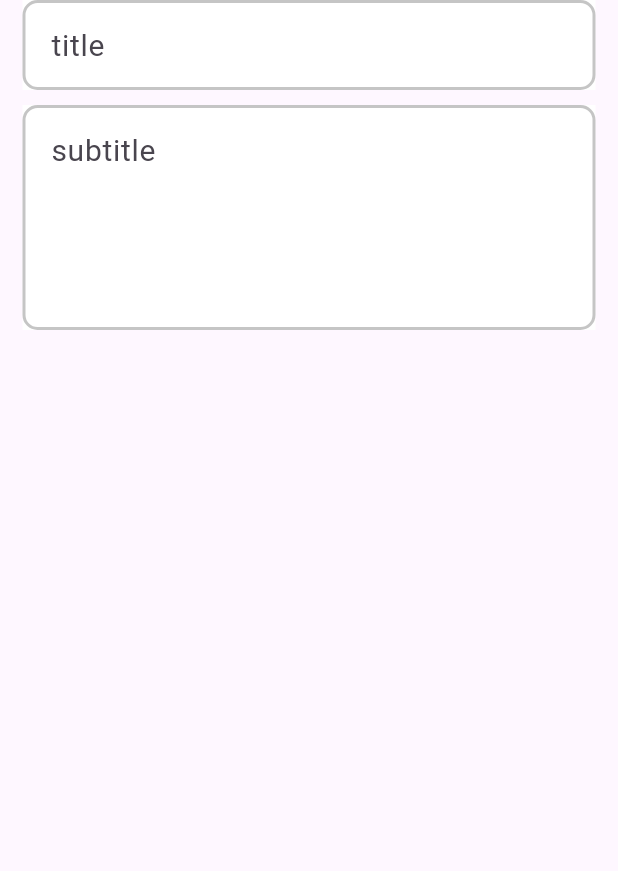
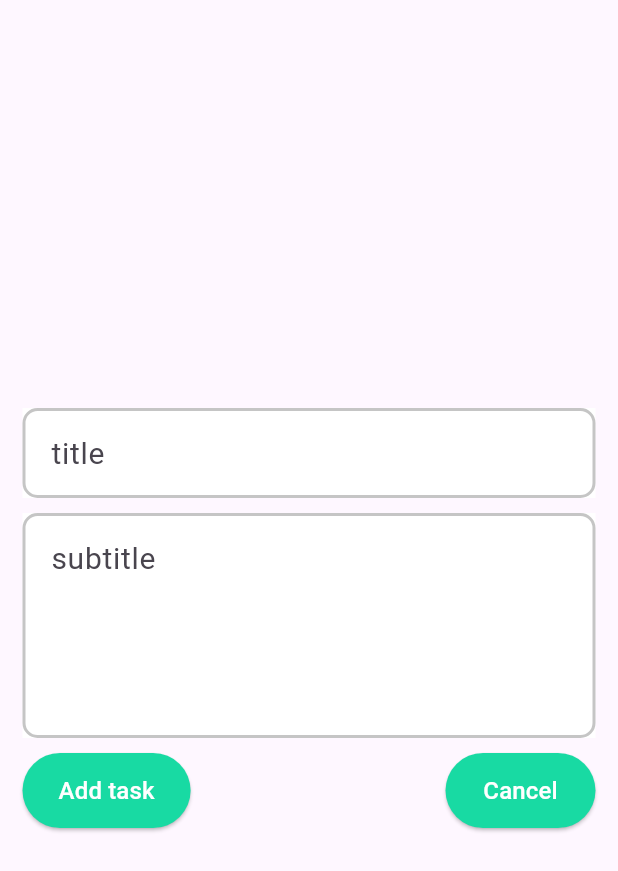
Before and after one commit to LuigiG24/Mobile-advanced, a Flutter app: the AddItemPage screen opened directly, on a phone screen of 412 x 824 dp. Shown: the top 871 px of the screen. Run offline on Flutter 3.47's test engine with Material 3 defaults, Android fonts, the phone set to English and light mode, and no system bars; our stand-ins replace firebase_auth, firebase_core; accounts and stored records are empty.

Commit message:
add buttom and cancel added

```diff
--- a/todo_app/lib/main.dart
+++ b/todo_app/lib/main.dart
@@ -21,7 +21,7 @@ class ToDoApp extends StatelessWidget {
         colorScheme: ColorScheme.fromSeed(seedColor: Colors.deepPurple),
         useMaterial3: true,
       ),
-      home: const AddItemPage(),
+      home: const Home(),
     );
   }
 }
--- a/todo_app/lib/pages/add_item_page.dart
+++ b/todo_app/lib/pages/add_item_page.dart
@@ -1,4 +1,5 @@
 import 'package:flutter/material.dart';
+import 'package:todo_app/consts/colors.dart';
 import 'package:todo_app/consts/sizes.dart';
 import 'package:todo_app/widgets/form.dart';
 
@@ -21,11 +22,37 @@ class _AddItemPageState extends State<AddItemPage> {
     return Scaffold(
       body: SafeArea(
         child: Column(
+          mainAxisAlignment: MainAxisAlignment.center,
           children: [
             titleWidget("title", title, titleFocusNode),
             size10,
             subtitleWidget("subtitle", subtitle, subtitleFocusNode),
             size10,
+            Padding(
+              padding: symmetric15,
+              child: Row(
+                mainAxisAlignment: MainAxisAlignment.spaceBetween,
+                children: [
+                  ElevatedButton(
+                    onPressed: (){
+                      Navigator.of(context).pop();
+                    },
+                    child: Text("Add task", style: TextStyle( color: Colors.white, fontSize: 16, )),
+                    style:
+                        ElevatedButton.styleFrom(backgroundColor: focusedColor, minimumSize: Size(100,50)),
+                  ),
+                  ElevatedButton(
+                    onPressed: (){
+                      Navigator.of(context).pop();
+                    },
+                    child: Text("Cancel", style: TextStyle(color: Colors.white, fontSize: 16, )),
+                    style:
+                        ElevatedButton.styleFrom(backgroundColor: focusedColor, minimumSize: Size(100,50)),
+                  ),
+
+                ],
+              ),
+            )
           ],
         ),
       ),
--- a/todo_app/lib/pages/home.dart
+++ b/todo_app/lib/pages/home.dart
@@ -1,5 +1,6 @@
 import 'package:flutter/material.dart';
 import 'package:todo_app/consts/colors.dart';
+import 'package:todo_app/pages/add_item_page.dart';
 import 'package:todo_app/widgets/task_widget.dart';
 
 class Home extends StatefulWidget {
@@ -14,7 +15,9 @@ class _HomeState extends State<Home> {
   Widget build(BuildContext context) {
     return Scaffold(
       floatingActionButton: FloatingActionButton(
-        onPressed: null,
+        onPressed: (){
+          Navigator.of(context).push(MaterialPageRoute(builder: (context) => const AddItemPage()));
+        },
         child: Icon(Icons.add),
         backgroundColor: focusedColor,
       ),
```
